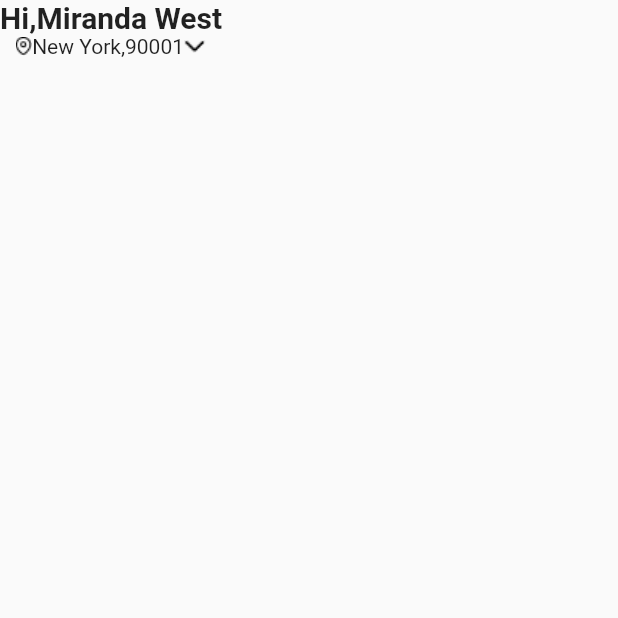
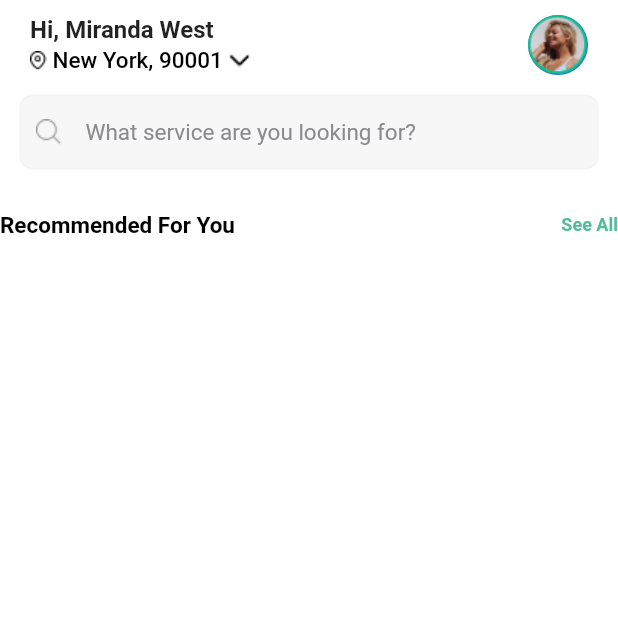
Before and after one commit to nilamshrimali/flutterbottomtab, a Flutter app: the JobbsScreen screen opened directly, on a phone screen of 412 x 824 dp, the top half of it. Run offline on Flutter 3.47's test engine with Material 2 defaults, Android fonts, the phone set to English and light mode, and no system bars; our stand-ins replace image_picker; Roboto replaces fonts that are missing (Poppins, Poppins-SemiBold); project files that could hold a hidden picture were left out.

Commit message:
customer screen half

```diff
--- a/lib/jobbsscreen.dart
+++ b/lib/jobbsscreen.dart
@@ -1,5 +1,4 @@
 import 'package:flutter/material.dart';
-import 'package:flutter_svg/flutter_svg.dart';
 
 class JobbsScreen extends StatelessWidget {
   const JobbsScreen({Key? key}) : super(key: key);
@@ -7,32 +6,110 @@ class JobbsScreen extends StatelessWidget {
   @override
   Widget build(BuildContext context) {
     return Scaffold(
-
+      backgroundColor: Color(0xFFFFFFFF),
       body: SafeArea(
         child: Column(
           children: [
             Row(
+              mainAxisAlignment: MainAxisAlignment.spaceBetween,
               children: [
-                Column(
+                Padding(
+                  padding: const EdgeInsets.only(left: 20, top: 10),
+                  child: Column(
+                    crossAxisAlignment: CrossAxisAlignment.start,
                     children: [
-                    Text("Hi,Miranda West",style: TextStyle(fontWeight: FontWeight.bold,fontSize: 20),),
+                      Text(
+                        "Hi, Miranda West",
+                        style: TextStyle(
+                          //color: Color(0xFF000000),
+                          fontSize: 16, fontFamily: 'Poppins',
+
+                          fontWeight: FontWeight.w700,
+                        ),
+                      ),
+                      SizedBox(
+                        height: 2,
+                      ),
                       Row(
                         children: [
                           // CircleAvatar(
                           //   backgroundColor: Colors.white60,
 
-
                           Image.asset('assets/icons/location.png'),
-
-
-                        Text("New York,90001"),
+                          SizedBox(
+                            width: 4,
+                          ),
+                          Text(
+                            "New York, 90001",
+                            style: TextStyle(
+                                fontSize: 15,
+                                fontFamily: 'Poppins',
+                                color: Color(0xFF000000),
+                                fontWeight: FontWeight.w500),
+                          ),
+                          SizedBox(
+                            width: 4,
+                          ),
                           Image.asset('assets/icons/dd.png'),
-
-
                         ],
                       ),
                     ],
                   ),
+                ),
+                Padding(
+                  padding: const EdgeInsets.only(right: 20, top: 10),
+                  child: CircleAvatar(
+                    radius: 20.0,
+                    backgroundImage: AssetImage("assets/icons/lady1.png"),
+                  ),
+                ),
+              ],
+            ),
+            Padding(
+              padding: const EdgeInsets.only(bottom: 15),
+              child: Container(
+                margin: EdgeInsets.all(13),
+                padding: EdgeInsets.symmetric(
+                  horizontal: 10,
+                ),
+                decoration: BoxDecoration(
+                    color: Color(0xFFF7F7F7),
+                    borderRadius: BorderRadius.circular(9),
+                    border: Border.all(
+                        color: Color(
+                      0xFFEBEBEB,
+                    ).withOpacity(0.36))),
+                child: TextField(
+                  decoration: InputDecoration(
+                      border: InputBorder.none,
+                      icon: Image.asset("assets/icons/search.png"),
+                      hintText: "What service are you looking for?",
+                      hintStyle: TextStyle(
+                          color: Color(0xFF8A8A8F),
+                          fontFamily: 'Poppins',
+                          fontSize: 15)),
+                ),
+              ),
+            ),
+            Row(
+              mainAxisAlignment: MainAxisAlignment.spaceBetween,
+              children: [
+                Text(
+                  "Recommended For You",
+                  style: TextStyle(
+                      fontSize: 15,
+                      fontFamily: 'Poppins-SemiBold',
+                      color: Color(0xFF000000),
+                      fontWeight: FontWeight.bold),
+                ),
+                Text(
+                  "See All",
+                  style: TextStyle(
+                      color: Color(0xFF50BD9A),
+                      fontSize: 12,
+                      fontFamily: 'Poppins',
+                      fontWeight: FontWeight.w600),
+                )
               ],
             ),
           ],
```
Lines whose indentation alone changed are shown as unchanged.
